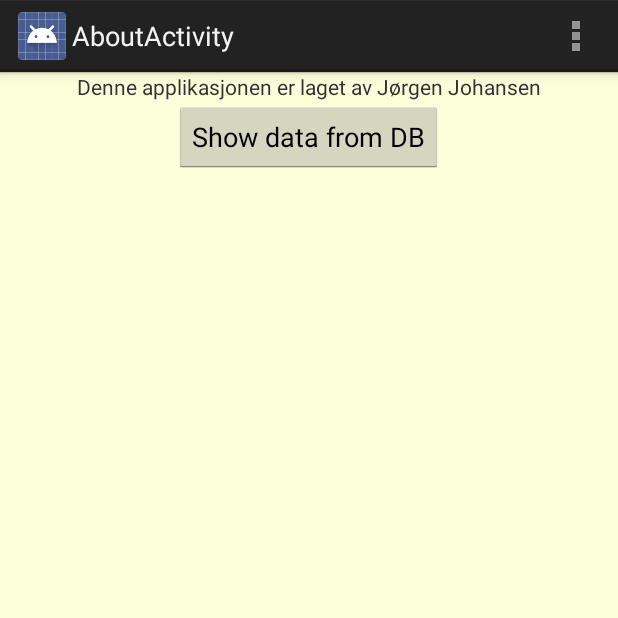
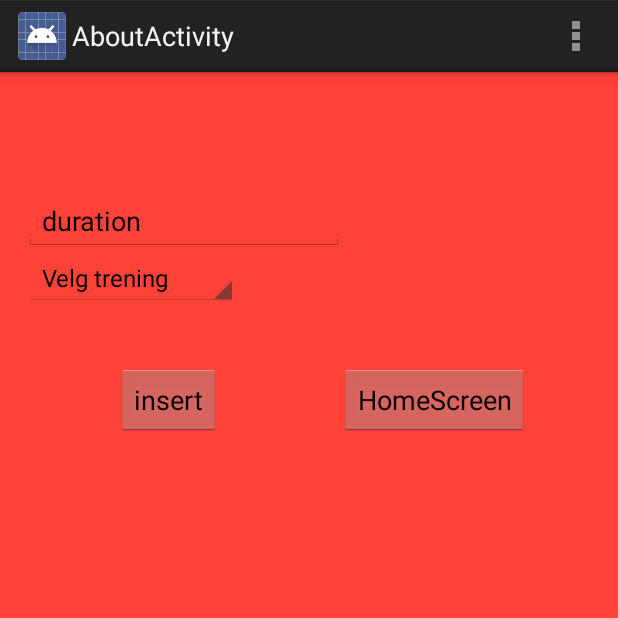
Before and after one commit to jorjoh/mysqlapp, an Android app: the screen it shows after launch (About before the commit, AddSpinnerItem after it), after a tap on "ShowDbdata", on a phone screen of 412 x 824 dp, the top half of it. Run offline under Robolectric (Android 15) with nearby library versions, the phone set to English and light mode, and no system bars; our stand-ins replace Volley; network calls fail.

Commit message:
Begynt på jobben med å lage en dynamisk spinner. Listen skal fylles av editText

```diff
--- a/app/src/main/AndroidManifest.xml
+++ b/app/src/main/AndroidManifest.xml
@@ -22,6 +22,11 @@
                 android:name=".About"
                 android:label="@string/title_activity_about" >
         </activity>
+        <activity
+            android:name=".AddSpinnerItem"
+            android:label="@string/title_activity_about" >
+        </activity>
+
 
     </application>
 
--- /dev/null
+++ b/app/src/main/java/com/example/jsonsqltest/app/AddSpinnerItem.java
@@ -0,0 +1,97 @@
+package com.example.jsonsqltest.app;
+
+import android.app.Activity;
+import android.content.Intent;
+import android.os.Bundle;
+import android.view.Menu;
+import android.view.MenuItem;
+import android.view.View;
+import android.widget.ArrayAdapter;
+import android.widget.Button;
+import android.widget.EditText;
+import android.widget.ProgressBar;
+import android.widget.Spinner;
+
+import java.util.ArrayList;
+import java.util.List;
+
+/**
+ * Created by Jørgen Johansen on 15.11.2015.
+ */
+public class AddSpinnerItem extends Activity {
+    // Deklarerer varriabler (EditText, Button, RequestQueue og string) & Kenneth ser på "test"
+        EditText duration;
+        Button insert, back;
+        Spinner spinner;
+    List<String> spinnerArray =  new ArrayList<String>();
+
+        @Override
+        protected void onCreate(Bundle savedInstanceState) {
+            super.onCreate(savedInstanceState);
+            setContentView(R.layout.activity_spinner);
+            // Tildeler variabler de forskjellige feltene og finner de i XML-filen
+            duration = (EditText) findViewById(R.id.editText);
+            insert = (Button) findViewById(R.id.insertSpinner);
+            back = (Button) findViewById(R.id.mainScreen);
+
+            spinner = (Spinner)findViewById(R.id.spinner);
+
+            // Lager en liste som skal inneholde verdiene til spinneren(nedtreksmenyen)
+
+            spinnerArray.add("Velg trening");
+            spinnerArray.add("Intervalltrening");
+            spinnerArray.add("Joggetur");
+            spinnerArray.add("Gå-tur");
+            spinnerArray.add("Styrketrening");
+            spinnerArray.add("Generell løping");
+
+
+            insert.setOnClickListener(new View.OnClickListener() {
+                @Override
+                public void onClick(View v) {
+                    spinnerArray.add(insert.getText().toString());
+                }
+            });
+            // Legger så denne listen inn i et array som sendes inn til spinneren som parameter
+            ArrayAdapter<String> arrayWithtraningValues = new ArrayAdapter<String>(
+                    this, android.R.layout.simple_spinner_item, spinnerArray);
+
+            arrayWithtraningValues.setDropDownViewResource(android.R.layout.simple_spinner_dropdown_item);
+            spinner.setAdapter(arrayWithtraningValues);
+
+            back.setOnClickListener(new View.OnClickListener() {
+                @Override
+                public void onClick(View v) {
+                    startActivity(new Intent(getApplicationContext(), MainActivity.class));
+                }
+            });
+
+        }
+
+        @Override
+        public boolean onCreateOptionsMenu(Menu menu) {
+            // Inflate the menu; this adds items to the action bar if it is present.
+            getMenuInflater().inflate(R.menu.menu_main, menu);
+            return true;
+        }
+
+        @Override
+        public boolean onOptionsItemSelected(MenuItem item) {
+            // Handle action bar item clicks here. The action bar will
+            // automatically handle clicks on the Home/Up button, so long
+            // as you specify a parent activity in AndroidManifest.xml.
+            int id = item.getItemId();
+
+            //noinspection SimplifiableIfStatement
+            if (id == R.id.action_settings) {
+                return true;
+            }
+            // Hvis det finnes en action_aboutme
+            if (id == R.id.action_aboutme) {
+                // Fyrer om nytt "intent" med klasse About
+                startActivity(new Intent(getApplicationContext(), About.class));
+            }
+
+            return super.onOptionsItemSelected(item);
+        }
+    }
--- a/app/src/main/java/com/example/jsonsqltest/app/MainActivity.java
+++ b/app/src/main/java/com/example/jsonsqltest/app/MainActivity.java
@@ -18,6 +18,7 @@ import java.util.List;
 import java.util.Map;
 
 
+
 public class MainActivity extends Activity {
 	// Deklarerer varriabler (EditText, Button, RequestQueue og string) & Kenneth ser på "test"
 	EditText duration, distance, area, typeOfTraining;
@@ -29,6 +30,7 @@ public class MainActivity extends Activity {
 	RequestQueue requestQueue;
 	// Url til script som kjøres i databasen
 	String insertUrl = "https://jorgenjohansen.no/trainingData/insertValue.php";
+
 
 	@Override
 	protected void onCreate(Bundle savedInstanceState) {
@@ -57,6 +59,8 @@ public class MainActivity extends Activity {
 		spinnerArray.add("Gå-tur");
 		spinnerArray.add("Styrketrening");
 		spinnerArray.add("Generell løping");
+
+
 
 		// Legger så denne listen inn i et array som sendes inn til spinneren som parameter
 		ArrayAdapter<String> arrayWithtraningValues = new ArrayAdapter<String>(
@@ -127,7 +131,7 @@ public class MainActivity extends Activity {
 		dbInfo.setOnClickListener(new View.OnClickListener() {
 			@Override
 			public void onClick(View v) {
-				startActivity(new Intent(getApplicationContext(), About.class));
+				startActivity(new Intent(getApplicationContext(), AddSpinnerItem.class));
 			}
 		});
 
--- a/app/src/main/res/layout/activity_main.xml
+++ b/app/src/main/res/layout/activity_main.xml
@@ -84,5 +84,6 @@
         android:text="ShowDbdata"
         android:id="@+id/dbInfo"
         android:layout_below="@+id/resultatVis"
-        android:layout_toEndOf="@+id/editText3" />
+        android:layout_toEndOf="@+id/editText3"
+        android:layout_alignStart="@+id/reset" />
 </RelativeLayout>
--- /dev/null
+++ b/app/src/main/res/layout/activity_spinner.xml
@@ -0,0 +1,52 @@
+<?xml version="1.0" encoding="utf-8"?>
+<RelativeLayout xmlns:android="http://schemas.android.com/apk/res/android"
+    xmlns:tools="http://schemas.android.com/tools"
+    android:layout_width="match_parent"
+    android:layout_height="match_parent"
+    android:paddingLeft="@dimen/activity_horizontal_margin"
+    android:paddingRight="@dimen/activity_horizontal_margin"
+    android:paddingTop="@dimen/activity_vertical_margin"
+    android:paddingBottom="@dimen/activity_vertical_margin"
+    tools:context=".MainActivity" android:background="#ffff4238">
+
+
+
+    <EditText
+        android:layout_width="wrap_content"
+        android:layout_height="wrap_content"
+        android:inputType="textPersonName"
+        android:text="duration"
+        android:ems="10"
+        android:id="@+id/editText"
+        android:layout_alignParentTop="true"
+        android:layout_alignParentStart="true"
+        android:layout_marginTop="64dp" />
+
+    <Button
+        android:layout_width="wrap_content"
+        android:layout_height="wrap_content"
+        android:text="insert"
+        android:id="@+id/insertSpinner"
+        android:layout_below="@+id/editText"
+        android:layout_alignEnd="@+id/editText"
+        android:layout_marginEnd="82dp"
+        android:layout_marginTop="75dp" />
+
+    <Button
+        android:layout_width="wrap_content"
+        android:layout_height="wrap_content"
+        android:text="HomeScreen"
+        android:id="@+id/mainScreen"
+        android:layout_alignTop="@+id/insertSpinner"
+        android:layout_alignParentEnd="true"
+        android:layout_marginEnd="43dp" />
+
+    <Spinner
+        android:layout_width="wrap_content"
+        android:layout_height="wrap_content"
+        android:id="@+id/spinner"
+        android:layout_below="@+id/editText"
+        android:layout_alignParentStart="true"
+        android:spinnerMode="dropdown" />
+
+</RelativeLayout>
--- /dev/null
+++ b/app/src/main/res/menu/menu_spinner.xml
@@ -0,0 +1,11 @@
+<?xml version="1.0" encoding="utf-8"?>
+<menu xmlns:android="http://schemas.android.com/apk/res/android">
+
+        xmlns:app="http://schemas.android.com/apk/res-auto"
+        xmlns:tools="http://schemas.android.com/tools"
+        tools:context="com.example.valutaexchange3_1.app.About">
+        <item android:id="@+id/action_settings"
+            android:title="@string/action_settings"
+            android:orderInCategory="100"
+            android:showAsAction="never"/>
+    </menu>
--- a/app/src/main/res/values/strings.xml
+++ b/app/src/main/res/values/strings.xml
@@ -4,4 +4,5 @@
     <string name="hello_world">Hello world!</string>
     <string name="action_settings">Settings</string>
     <string name="title_activity_about">AboutActivity</string>
+    <string name="title_activity_spinner">Additems</string>
 </resources>
```
